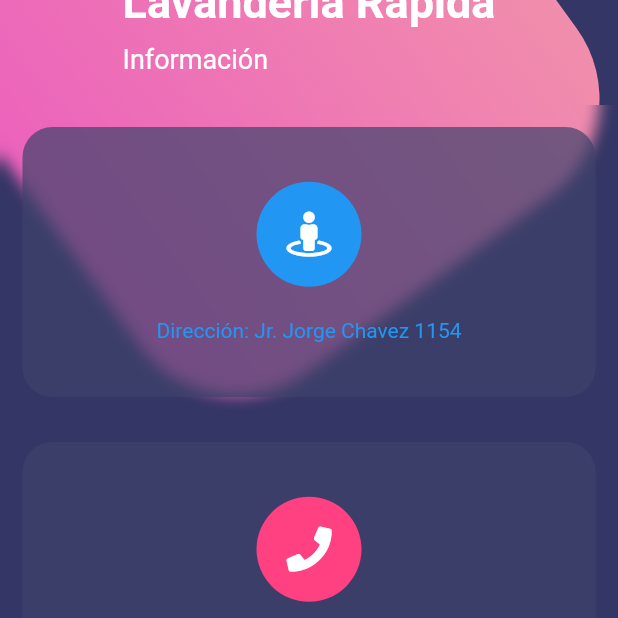
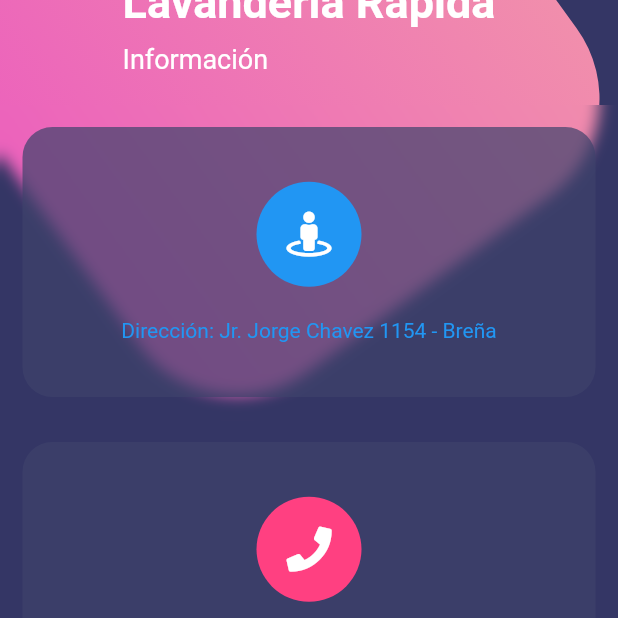
Before and after one commit to AlexanderPrincipe/LaundryApp, a Flutter app: the screen it shows after launch, scrolled down 1152 dp, on a phone screen of 412 x 824 dp, the top half of it. Run offline on Flutter 3.47's test engine with Material 2 defaults, Android fonts, the phone set to English and light mode, and no system bars; our stand-ins replace font_awesome_flutter.

```diff
--- a/lib/src/pages/scroll_page.dart
+++ b/lib/src/pages/scroll_page.dart
@@ -459,7 +459,7 @@ class ScrollPage extends StatelessWidget {
       children: [
         TableRow(
           children: [
-            _crearBotonRedondeado( Colors.blue, FontAwesomeIcons.streetView, 'Dirección: Jr. Jorge Chavez 1154' ),
+            _crearBotonRedondeado( Colors.blue, FontAwesomeIcons.streetView, 'Dirección: Jr. Jorge Chavez 1154 - Breña' ),
 
           ]
         ),
--- a/pubspec.yaml
+++ b/pubspec.yaml
@@ -25,6 +25,7 @@ dependencies:
   cupertino_icons: ^0.1.2
   flutter_swiper: ^1.1.6
   font_awesome_flutter: ^8.0.0
+  google_maps_flutter: ^0.5.5
   http: ^0.12.0+2
 
 dev_dependencies:
```
Also changed, not shown: pubspec.lock.
